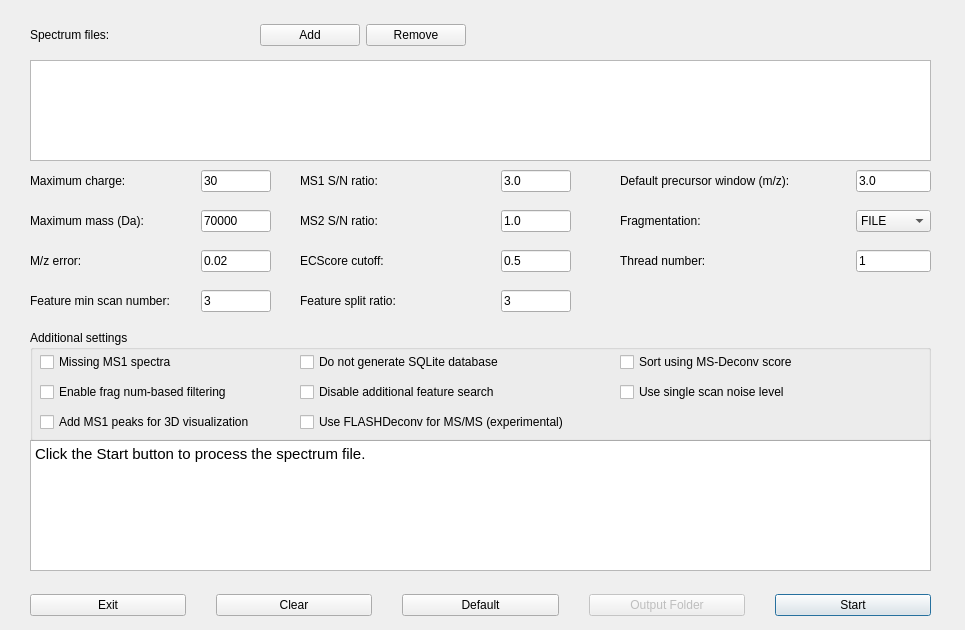
This is src/gui/topfd/topfddialog.ui in toppic-suite/toppic-suite as Qt 5 draws it before an edit. The edited form follows.
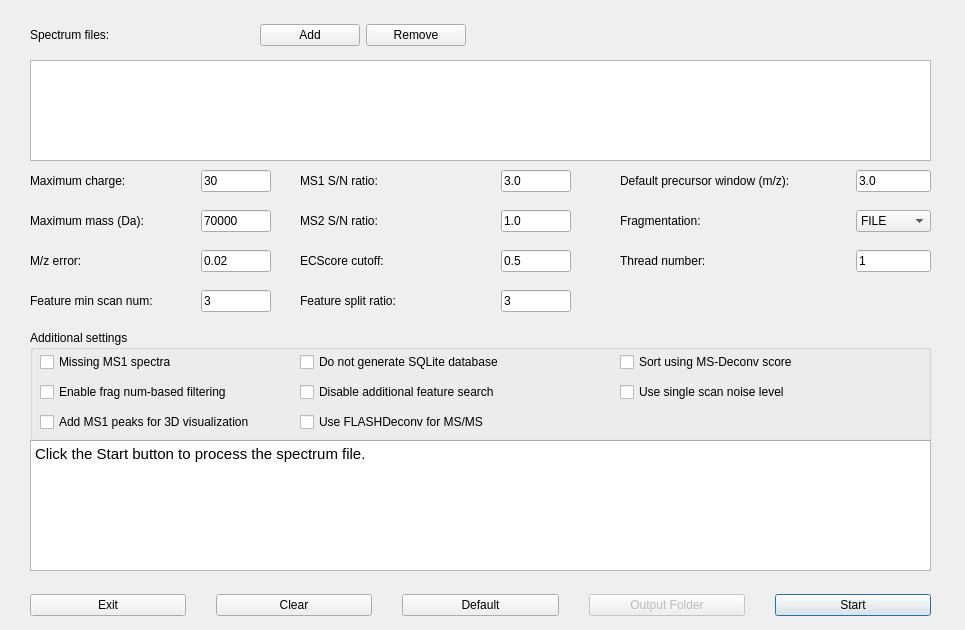
This is the edited form. Icons and pictures are not drawn.

Commit message:
topfd_gui: drop "(experimental)" from the FlashDeconv checkbox text; shorten "Feature min scan number" label
Claude-Session: https://claude.ai/code/session_01Uajse6VSkfw1qMK4AAxMct

What changed in the file:
```diff
--- a/src/gui/topfd/topfddialog.ui
+++ b/src/gui/topfd/topfddialog.ui
@@ -802,7 +802,7 @@
          <bool>false</bool>
         </property>
         <property name="text">
-         <string>Use FLASHDeconv for MS/MS (experimental)</string>
+         <string>Use FLASHDeconv for MS/MS</string>
         </property>
         <property name="checkable">
          <bool>true</bool>
@@ -906,7 +906,7 @@
         </size>
        </property>
        <property name="text">
-        <string>Feature min scan number:</string>
+        <string>Feature min scan num:</string>
        </property>
       </widget>
      </item>
```
